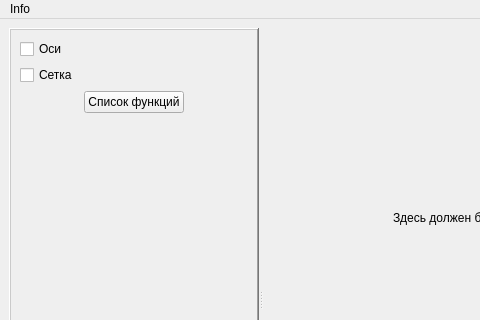
Qt form mainwindow/mainwindow.ui (GirvitAlexander/Graph) before a commit; both pictures show x 0 to 480 and y 0 to 320 of the 800 by 600 pixel window.
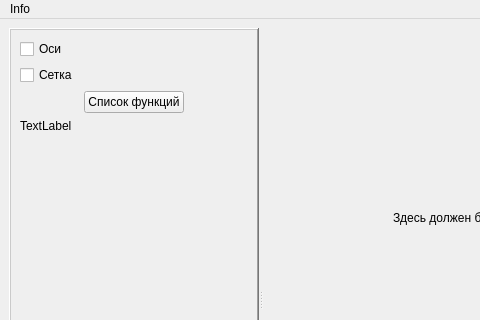
The same form after that commit.

Patch:
```diff
--- a/mainwindow/mainwindow.ui
+++ b/mainwindow/mainwindow.ui
@@ -118,6 +118,13 @@
           </item>
          </layout>
         </item>
+        <item>
+         <widget class="QLabel" name="testNum">
+          <property name="text">
+           <string>TextLabel</string>
+          </property>
+         </widget>
+        </item>
         <item>
          <spacer name="verticalSpacer">
           <property name="orientation">
```
Left out of the diff: 2 changed lines with no effect on the pictures.
